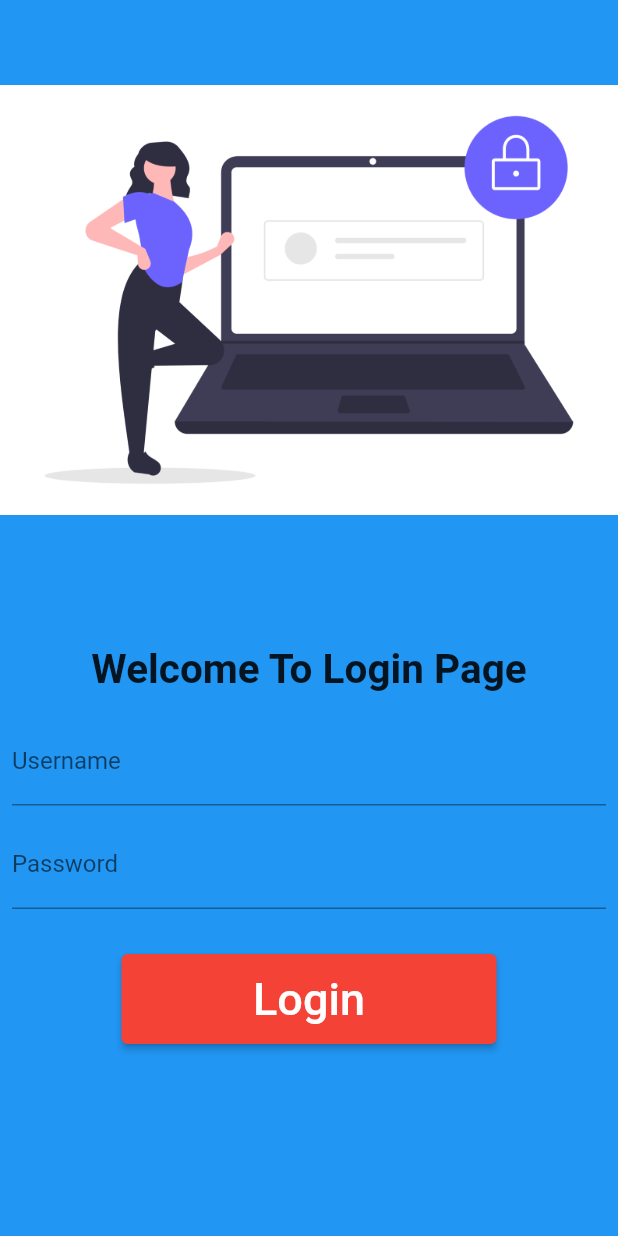
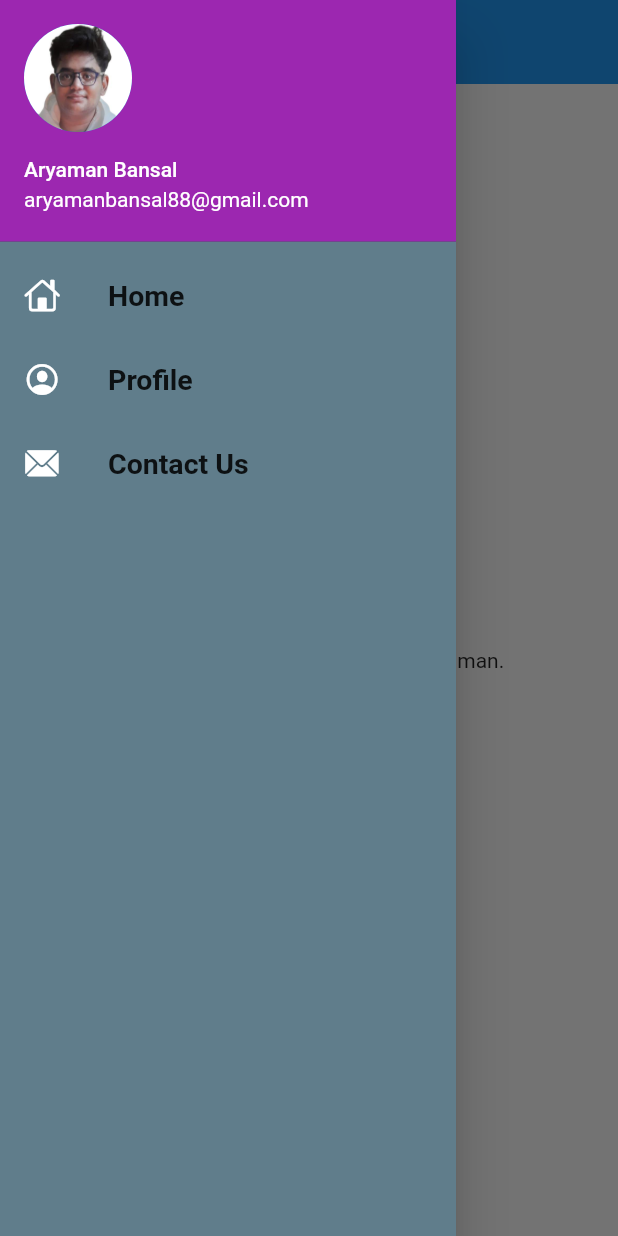
Before and after one commit to aryamanbansal15/LearningFlutter, a Flutter app: the screen it shows after launch, with the side drawer open (before the commit the screen has no drawer), on a phone screen of 412 x 824 dp. Run offline on Flutter 3.47's test engine with Material 3 defaults, Android fonts, the phone set to English and light mode, and no system bars.

Commit message:
11/06/2025 Completed

```diff
--- a/lib/Pages/home_page.dart
+++ b/lib/Pages/home_page.dart
@@ -1,4 +1,5 @@
 import 'package:flutter/material.dart';
+import '../Widgets/drawer.dart';
 
 class HomePage extends StatelessWidget {
   const HomePage({super.key});
@@ -11,10 +12,10 @@ class HomePage extends StatelessWidget {
       ),
       body: Center(
         child: Container(
-            child: Text("Welcome to Flutter Tutorial with $name.")
+            child: Text("Welcome to Flutter Tutorial with $name.", style: TextStyle())
         ),
       ),
-      drawer: Drawer(),
+      drawer: MyDrawer(),
     );
   }
 }
--- /dev/null
+++ b/lib/Widgets/drawer.dart
@@ -0,0 +1,65 @@
+import 'package:flutter/cupertino.dart';
+import 'package:flutter/material.dart';
+
+
+class MyDrawer extends StatelessWidget {
+  const MyDrawer({super.key});
+  @override
+  Widget build(BuildContext context) {
+    return Drawer(
+      child: Container(
+        color: Colors.blueGrey,
+        child: ListView(
+          padding: EdgeInsets.zero,
+          children: [
+            DrawerHeader(
+              padding: EdgeInsets.zero,
+                child:
+            UserAccountsDrawerHeader(
+              margin: EdgeInsets.zero,
+                decoration: BoxDecoration(
+                  color: Colors.purple,
+                ),
+                accountName: Text("Aryaman Bansal"),
+                accountEmail: Text("aryamanbansal88@gmail.com"),
+                currentAccountPicture: CircleAvatar(
+                  backgroundImage: AssetImage("assets/images/aryaman_pic.jpg"),
+                ),
+            )
+            ),
+            ListTile(
+              leading: Icon(
+                  CupertinoIcons.home,
+                color: Colors.white,
+              ),
+              title: Text("Home", style: TextStyle(
+                fontWeight: FontWeight.bold,
+                fontSize: 19,
+              ),),
+            ),
+            ListTile(
+              leading: Icon(
+                CupertinoIcons.profile_circled,
+                color: Colors.white,
+              ),
+              title: Text("Profile", style: TextStyle(
+                fontWeight: FontWeight.bold,
+                fontSize: 19,
+              ),),
+            ),
+            ListTile(
+              leading: Icon(
+                CupertinoIcons.mail_solid,
+                color: Colors.white,
+              ),
+              title: Text("Contact Us", style: TextStyle(
+                fontWeight: FontWeight.bold,
+                fontSize: 19,
+              ),),
+            )
+          ],
+        ),
+      )
+    );
+  }
+}
--- /dev/null
+++ b/lib/Widgets/themes.dart
@@ -0,0 +1,17 @@
+import 'package:flutter/material.dart';
+
+class MyTheme {
+  static ThemeData lightTheme(BuildContext context) =>
+      ThemeData(
+        useMaterial3: false,
+        appBarTheme: AppBarTheme(
+          elevation: 0.0,
+          iconTheme: IconThemeData(color: Colors.black),
+        ),
+        primarySwatch: Colors.blue,
+      );
+  static ThemeData darkTheme(BuildContext context)=>
+      ThemeData(
+        brightness: Brightness.dark,
+      );
+}
--- a/lib/main.dart
+++ b/lib/main.dart
@@ -1,5 +1,6 @@
 import 'package:flutter/material.dart';
 import 'package:fourth_app/Pages/login_page.dart';
+import 'package:fourth_app/Widgets/themes.dart';
 import 'package:fourth_app/utils/routes.dart';
 import 'Pages/home_page.dart';
 
@@ -16,16 +17,11 @@ class MyApp extends StatelessWidget {
       debugShowCheckedModeBanner: false,
       /* home: HomePage(),*/
       themeMode: ThemeMode.light,
-      theme: ThemeData(
-        useMaterial3: false,
-        primarySwatch: Colors.red,
-      ),
-      darkTheme: ThemeData(
-        brightness: Brightness.dark,
-      ),
+      theme: MyTheme.lightTheme(context),
+      darkTheme: MyTheme.darkTheme(context),
       initialRoute: "/",
       routes: {
-        "/": (context) => LoginPage(), // Run By Default
+        "/": (context) => HomePage(), // Run By Default
         MyRoutes.homeRoute: (context) => HomePage(),
         MyRoutes.loginRoute: (context)=> LoginPage(),
       },
--- a/lib/utils/routes.dart
+++ b/lib/utils/routes.dart
@@ -1,5 +1,5 @@
 class MyRoutes
 {
-  static String loginRoute = "/";
+  static String loginRoute = "/login";
   static String homeRoute = "/home";
 }
```
Also changed, not shown: lib/Models/catalog.dart (added, +11 -0 lines), lib/Pages/login_page.dart (+87 -10 lines), assets/images/aryaman_pic.jpg (added).
